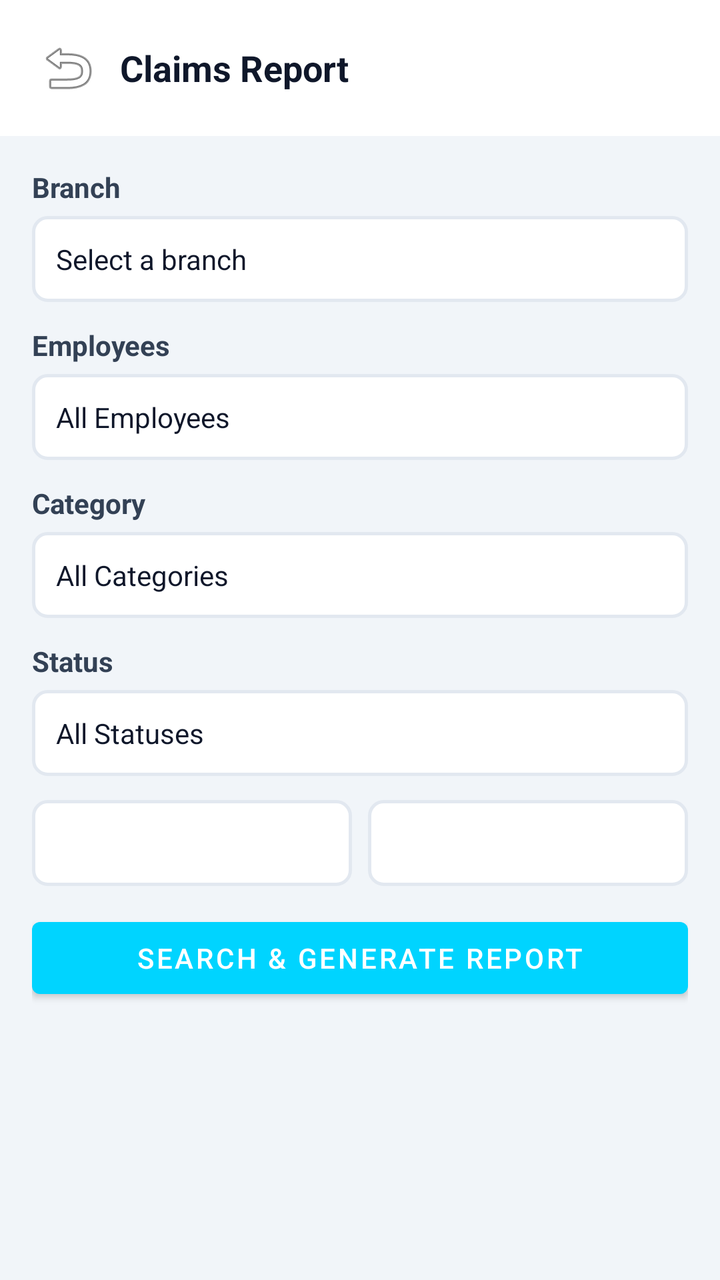
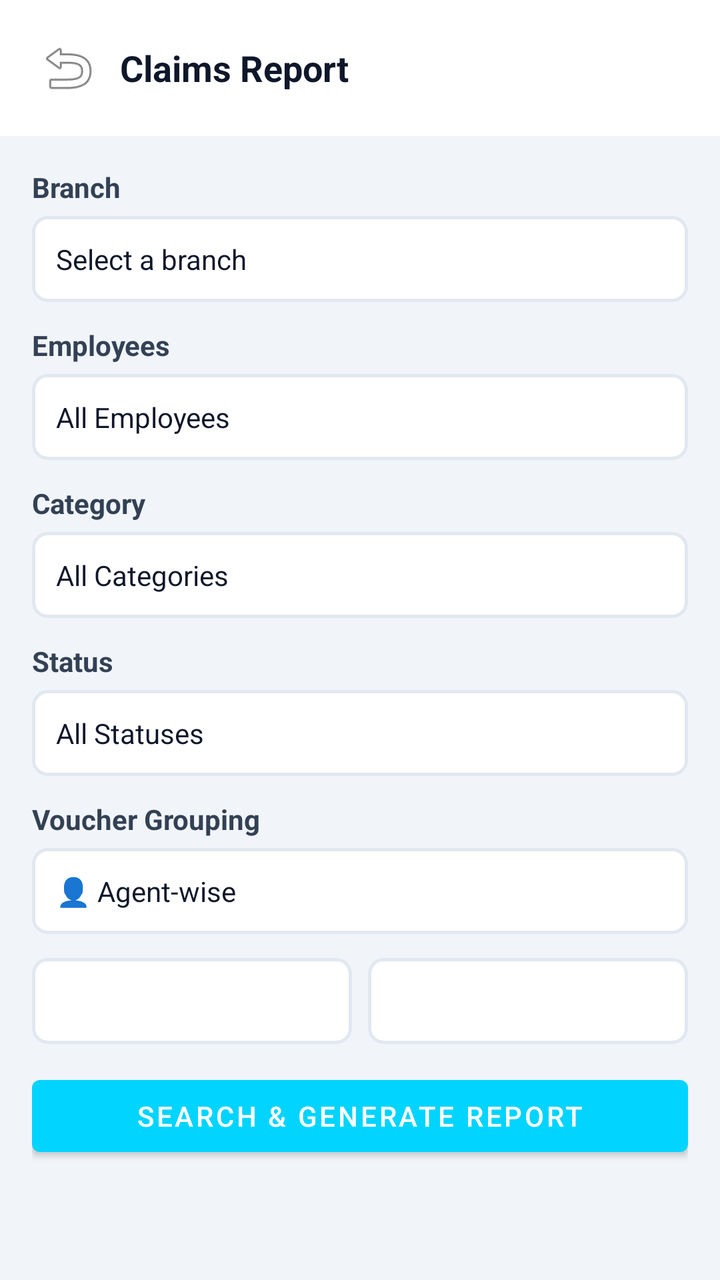

Screens rendered from an Android XML layout before and after an edit, with the pre-edit source and the edit as a unified diff.
<!-- AndroidManifest.xml: application theme Theme.DataBridge -->
<!-- res/layout/fragment_claims_report.xml -->
<?xml version="1.0" encoding="utf-8"?>
<LinearLayout xmlns:android="http://schemas.android.com/apk/res/android"
    android:layout_width="match_parent" android:layout_height="match_parent" android:orientation="vertical"
    android:background="#F1F5F9">
    <LinearLayout android:layout_width="match_parent" android:layout_height="wrap_content" android:gravity="center_vertical" android:padding="16dp" android:background="#FFFFFF">
        <ImageButton android:id="@+id/btnClaimsReportBack" android:layout_width="36dp" android:layout_height="36dp" android:src="@android:drawable/ic_menu_revert" android:background="?attr/selectableItemBackgroundBorderless" android:contentDescription="Back"/>
        <TextView android:layout_width="0dp" android:layout_weight="1" android:layout_height="wrap_content" android:layout_marginStart="8dp" android:text="Claims Report" android:textStyle="bold" android:textSize="18sp" android:textColor="#0F172A"/>
    </LinearLayout>
    <ScrollView android:layout_width="match_parent" android:layout_height="0dp" android:layout_weight="1" android:fillViewport="true">
        <LinearLayout android:layout_width="match_parent" android:layout_height="wrap_content" android:orientation="vertical" android:padding="16dp">
            <LinearLayout android:id="@+id/layoutClaimsBranchSelector" android:layout_width="match_parent" android:layout_height="wrap_content" android:orientation="vertical">
                <TextView android:text="Branch" android:textStyle="bold" android:textColor="#334155" android:layout_width="wrap_content" android:layout_height="wrap_content"/>
                <TextView android:id="@+id/btnClaimsBranches" android:layout_width="match_parent" android:layout_height="wrap_content" android:layout_marginTop="5dp" android:padding="12dp" android:background="@drawable/bg_input_rounded" android:text="Select a branch" android:textColor="#0F172A"/>
            </LinearLayout>
            <TextView android:layout_width="wrap_content" android:layout_height="wrap_content" android:layout_marginTop="12dp" android:text="Employees" android:textStyle="bold" android:textColor="#334155"/>
            <TextView android:id="@+id/btnClaimsEmployees" android:layout_width="match_parent" android:layout_height="wrap_content" android:layout_marginTop="5dp" android:padding="12dp" android:background="@drawable/bg_input_rounded" android:text="All Employees" android:textColor="#0F172A"/>
            <TextView android:layout_width="wrap_content" android:layout_height="wrap_content" android:layout_marginTop="12dp" android:text="Category" android:textStyle="bold" android:textColor="#334155"/>
            <TextView android:id="@+id/btnClaimsCategories" android:layout_width="match_parent" android:layout_height="wrap_content" android:layout_marginTop="5dp" android:padding="12dp" android:background="@drawable/bg_input_rounded" android:text="All Categories" android:textColor="#0F172A"/>
            <TextView android:layout_width="wrap_content" android:layout_height="wrap_content" android:layout_marginTop="12dp" android:text="Status" android:textStyle="bold" android:textColor="#334155"/>
            <TextView android:id="@+id/btnClaimsStatuses" android:layout_width="match_parent" android:layout_height="wrap_content" android:layout_marginTop="5dp" android:padding="12dp" android:background="@drawable/bg_input_rounded" android:text="All Statuses" android:textColor="#0F172A"/>
            <LinearLayout android:layout_width="match_parent" android:layout_height="wrap_content" android:orientation="horizontal" android:layout_marginTop="12dp">
                <TextView android:id="@+id/btnClaimsFrom" android:layout_width="0dp" android:layout_weight="1" android:layout_height="wrap_content" android:padding="12dp" android:background="@drawable/bg_input_rounded"/>
                <TextView android:id="@+id/btnClaimsTo" android:layout_width="0dp" android:layout_weight="1" android:layout_height="wrap_content" android:layout_marginStart="8dp" android:padding="12dp" android:background="@drawable/bg_input_rounded"/>
            </LinearLayout>
            <Button android:id="@+id/btnClaimsSearch" android:layout_width="match_parent" android:layout_height="wrap_content" android:layout_marginTop="12dp" android:text="SEARCH &amp; GENERATE REPORT"/>
            <ProgressBar android:id="@+id/pbClaimsReport" android:layout_width="wrap_content" android:layout_height="wrap_content" android:layout_gravity="center" android:layout_margin="16dp" android:visibility="gone"/>
            <TextView android:id="@+id/tvClaimsSummary" android:layout_width="match_parent" android:layout_height="wrap_content" android:visibility="gone" android:padding="16dp" android:textColor="#FFFFFF" android:background="@drawable/bg_action_button_purple"/>
            <Button android:id="@+id/btnClaimsExcel" android:layout_width="match_parent" android:layout_height="wrap_content" android:layout_marginTop="8dp" android:visibility="gone" android:text="⬇ EXCEL" android:textAllCaps="false"/>
        </LinearLayout>
    </ScrollView>
</LinearLayout>
<!-- resources referenced by this layout -->
<resources>
  <!-- drawable bg_action_button_purple (drawable) -->
  <?xml version="1.0" encoding="utf-8"?>
  <shape xmlns:android="http://schemas.android.com/apk/res/android" android:shape="rectangle">
      <corners android:radius="8dp" />
      <gradient
          android:startColor="#7c3aed"
          android:endColor="#6d28d9"
          android:angle="135" />
  </shape>
  <!-- drawable bg_input_rounded (drawable) -->
  <?xml version="1.0" encoding="utf-8"?>
  <shape xmlns:android="http://schemas.android.com/apk/res/android"
      android:shape="rectangle">
      <solid android:color="@color/theme_bg_card" />
      <stroke android:width="1.5dp" android:color="@color/theme_border" />
      <corners android:radius="7dp" />
  </shape>
  <style name="Theme.DataBridge" parent="Theme.MaterialComponents.DayNight.NoActionBar">
      <item name="colorPrimary">#00d4ff</item>
      <item name="colorPrimaryVariant">#16213e</item>
      <item name="colorOnPrimary">#ffffff</item>
      <item name="colorSecondary">#00d4ff</item>
      <item name="android:statusBarColor">#1a1a2e</item>
  </style>
  <color name="theme_bg_card">#ffffff</color>
  <color name="theme_border">#e2e8f0</color>
</resources>

<!-- the commit's change to res/layout/fragment_claims_report.xml (unified diff, before → after) -->
@@ -18,6 +18,8 @@
             <TextView android:id="@+id/btnClaimsCategories" android:layout_width="match_parent" android:layout_height="wrap_content" android:layout_marginTop="5dp" android:padding="12dp" android:background="@drawable/bg_input_rounded" android:text="All Categories" android:textColor="#0F172A"/>
             <TextView android:layout_width="wrap_content" android:layout_height="wrap_content" android:layout_marginTop="12dp" android:text="Status" android:textStyle="bold" android:textColor="#334155"/>
             <TextView android:id="@+id/btnClaimsStatuses" android:layout_width="match_parent" android:layout_height="wrap_content" android:layout_marginTop="5dp" android:padding="12dp" android:background="@drawable/bg_input_rounded" android:text="All Statuses" android:textColor="#0F172A"/>
+            <TextView android:layout_width="wrap_content" android:layout_height="wrap_content" android:layout_marginTop="12dp" android:text="Voucher Grouping" android:textStyle="bold" android:textColor="#334155"/>
+            <TextView android:id="@+id/btnClaimsGrouping" android:layout_width="match_parent" android:layout_height="wrap_content" android:layout_marginTop="5dp" android:padding="12dp" android:background="@drawable/bg_input_rounded" android:text="👤 Agent-wise" android:textColor="#0F172A"/>
             <LinearLayout android:layout_width="match_parent" android:layout_height="wrap_content" android:orientation="horizontal" android:layout_marginTop="12dp">
                 <TextView android:id="@+id/btnClaimsFrom" android:layout_width="0dp" android:layout_weight="1" android:layout_height="wrap_content" android:padding="12dp" android:background="@drawable/bg_input_rounded"/>
                 <TextView android:id="@+id/btnClaimsTo" android:layout_width="0dp" android:layout_weight="1" android:layout_height="wrap_content" android:layout_marginStart="8dp" android:padding="12dp" android:background="@drawable/bg_input_rounded"/>
